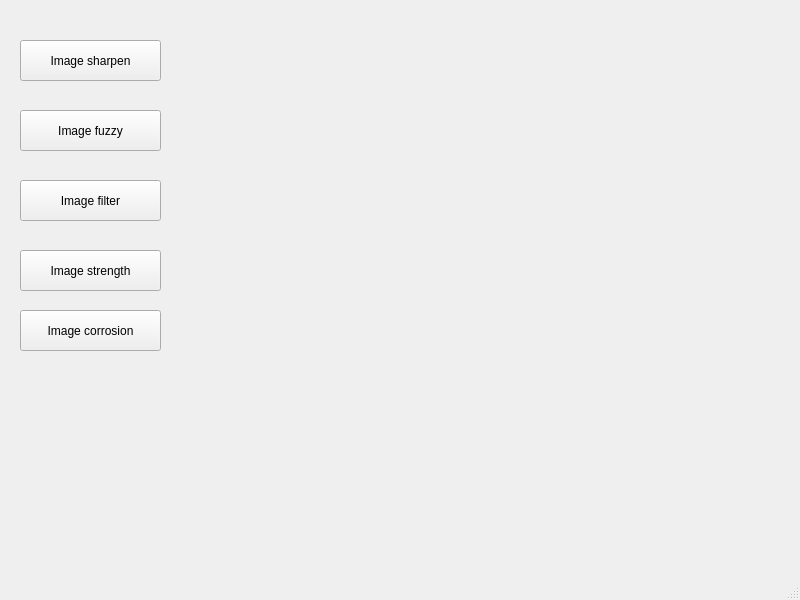
Old version of the form helloworld/mainwindow.ui in the repository Abiggg/helloword.
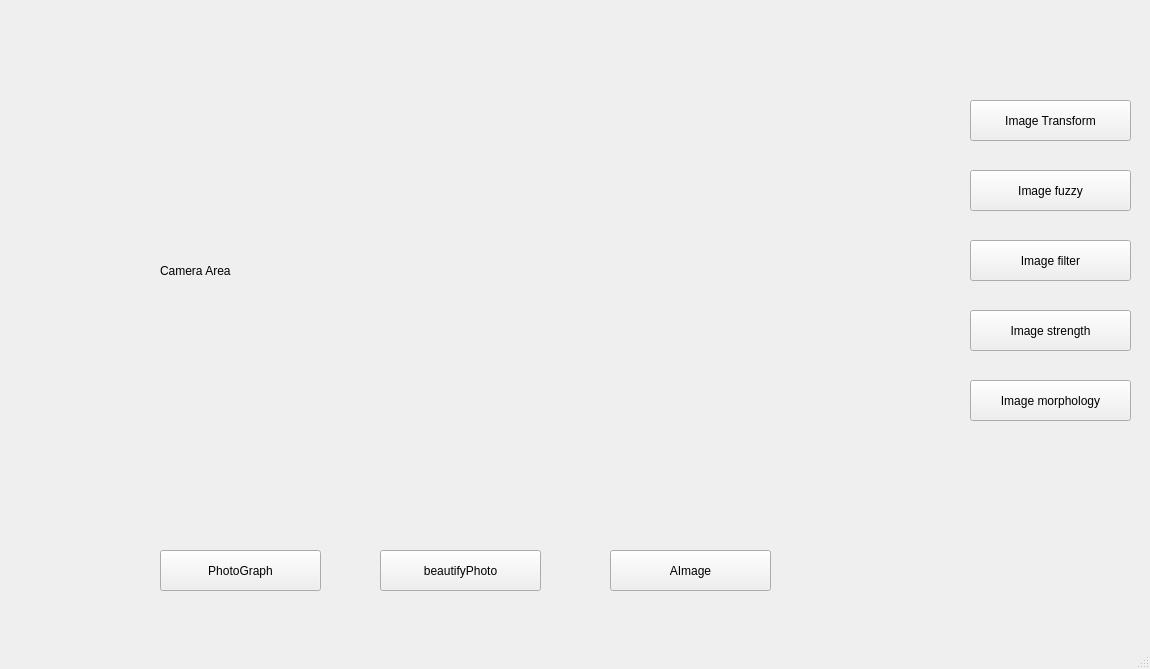
New version of the form.

The edit to the form file:
```diff
--- a/helloworld/mainwindow.ui
+++ b/helloworld/mainwindow.ui
@@ -6,8 +6,8 @@
    <rect>
     <x>0</x>
     <y>0</y>
-    <width>800</width>
-    <height>600</height>
+    <width>1150</width>
+    <height>669</height>
    </rect>
   </property>
   <property name="windowTitle">
@@ -17,9 +17,9 @@
    <widget class="QPushButton" name="PbImageFuzzy">
     <property name="geometry">
      <rect>
-      <x>20</x>
-      <y>110</y>
-      <width>141</width>
+      <x>970</x>
+      <y>170</y>
+      <width>161</width>
       <height>41</height>
      </rect>
     </property>
@@ -30,9 +30,9 @@
    <widget class="QPushButton" name="pushButton_2">
     <property name="geometry">
      <rect>
-      <x>20</x>
-      <y>180</y>
-      <width>141</width>
+      <x>970</x>
+      <y>240</y>
+      <width>161</width>
       <height>41</height>
      </rect>
     </property>
@@ -43,40 +43,92 @@
    <widget class="QPushButton" name="PbImageStrength">
     <property name="geometry">
      <rect>
-      <x>20</x>
-      <y>250</y>
-      <width>141</width>
-      <height>41</height>
-     </rect>
-    </property>
-    <property name="text">
-     <string>Image strength</string>
-    </property>
-   </widget>
-   <widget class="QPushButton" name="pushButton_4">
-    <property name="geometry">
-     <rect>
-      <x>20</x>
+      <x>970</x>
       <y>310</y>
-      <width>141</width>
+      <width>161</width>
       <height>41</height>
      </rect>
     </property>
     <property name="text">
-     <string>Image corrosion</string>
+     <string>Image strength</string>
     </property>
    </widget>
    <widget class="QPushButton" name="pushButton_5">
     <property name="geometry">
      <rect>
-      <x>20</x>
+      <x>970</x>
+      <y>380</y>
+      <width>161</width>
+      <height>41</height>
+     </rect>
+    </property>
+    <property name="text">
+     <string>Image morphology</string>
+    </property>
+   </widget>
+   <widget class="QPushButton" name="PbImageTransform">
+    <property name="geometry">
+     <rect>
+      <x>970</x>
+      <y>100</y>
+      <width>161</width>
+      <height>41</height>
+     </rect>
+    </property>
+    <property name="text">
+     <string>Image Transform</string>
+    </property>
+   </widget>
+   <widget class="QLabel" name="LbCameraArea">
+    <property name="geometry">
+     <rect>
+      <x>160</x>
       <y>40</y>
-      <width>141</width>
+      <width>551</width>
+      <height>461</height>
+     </rect>
+    </property>
+    <property name="text">
+     <string>Camera Area</string>
+    </property>
+   </widget>
+   <widget class="QPushButton" name="PbPhotoGraph">
+    <property name="geometry">
+     <rect>
+      <x>160</x>
+      <y>550</y>
+      <width>161</width>
       <height>41</height>
      </rect>
     </property>
     <property name="text">
-     <string>Image sharpen</string>
+     <string>PhotoGraph</string>
+    </property>
+   </widget>
+   <widget class="QPushButton" name="PbImageTransform_3">
+    <property name="geometry">
+     <rect>
+      <x>380</x>
+      <y>550</y>
+      <width>161</width>
+      <height>41</height>
+     </rect>
+    </property>
+    <property name="text">
+     <string>beautifyPhoto</string>
+    </property>
+   </widget>
+   <widget class="QPushButton" name="PbImageTransform_4">
+    <property name="geometry">
+     <rect>
+      <x>610</x>
+      <y>550</y>
+      <width>161</width>
+      <height>41</height>
+     </rect>
+    </property>
+    <property name="text">
+     <string>AImage</string>
     </property>
    </widget>
   </widget>
```
Left out of the diff: 6 changed lines with no effect on the pictures.
